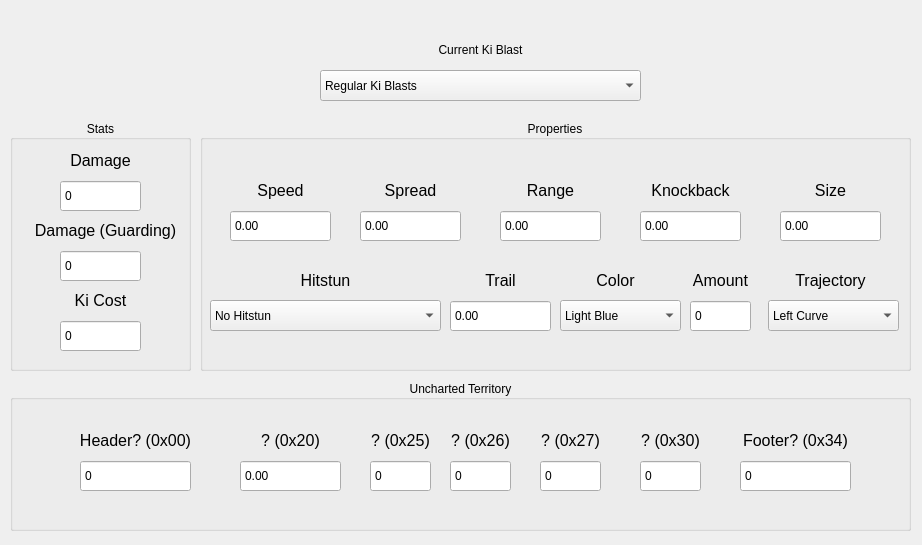
This is src/ui/paramSections/kiframe.ui in jagger1407/NeoStudio as Qt 5 draws it before an edit. The edited form follows.
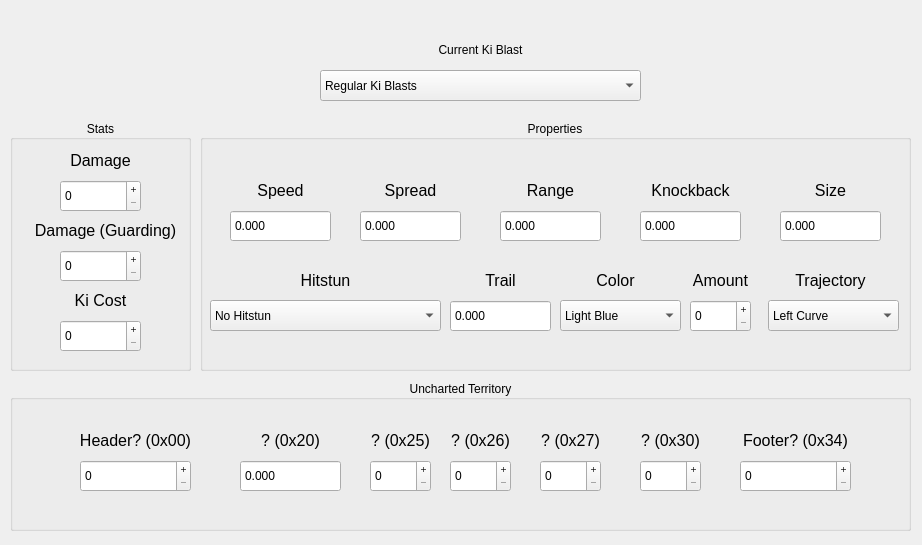
This is the edited form.

```diff
--- a/src/ui/paramSections/kiframe.ui
+++ b/src/ui/paramSections/kiframe.ui
@@ -71,7 +71,7 @@
      <string notr="true"/>
     </property>
     <property name="buttonSymbols">
-     <enum>QAbstractSpinBox::NoButtons</enum>
+     <enum>QAbstractSpinBox::PlusMinus</enum>
     </property>
     <property name="minimum">
      <number>0</number>
@@ -96,7 +96,7 @@
      <string notr="true"/>
     </property>
     <property name="buttonSymbols">
-     <enum>QAbstractSpinBox::NoButtons</enum>
+     <enum>QAbstractSpinBox::PlusMinus</enum>
     </property>
     <property name="minimum">
      <number>0</number>
@@ -145,7 +145,7 @@
      <string notr="true"/>
     </property>
     <property name="buttonSymbols">
-     <enum>QAbstractSpinBox::NoButtons</enum>
+     <enum>QAbstractSpinBox::PlusMinus</enum>
     </property>
     <property name="minimum">
      <number>0</number>
@@ -317,6 +317,9 @@
     <property name="buttonSymbols">
      <enum>QAbstractSpinBox::NoButtons</enum>
     </property>
+    <property name="decimals">
+     <number>3</number>
+    </property>
     <property name="minimum">
      <double>-340282346638528859811704183484516925440.000000000000000</double>
     </property>
@@ -366,6 +369,9 @@
     <property name="buttonSymbols">
      <enum>QAbstractSpinBox::NoButtons</enum>
     </property>
+    <property name="decimals">
+     <number>3</number>
+    </property>
     <property name="minimum">
      <double>-340282346638528859811704183484516925440.000000000000000</double>
     </property>
@@ -413,6 +419,9 @@
     <property name="buttonSymbols">
      <enum>QAbstractSpinBox::NoButtons</enum>
     </property>
+    <property name="decimals">
+     <number>3</number>
+    </property>
     <property name="minimum">
      <double>-340282346638528859811704183484516925440.000000000000000</double>
     </property>
@@ -484,6 +493,9 @@
     <property name="buttonSymbols">
      <enum>QAbstractSpinBox::NoButtons</enum>
     </property>
+    <property name="decimals">
+     <number>3</number>
+    </property>
     <property name="minimum">
      <double>-340282346638528859811704183484516925440.000000000000000</double>
     </property>
@@ -746,6 +758,9 @@
     <property name="buttonSymbols">
      <enum>QAbstractSpinBox::NoButtons</enum>
     </property>
+    <property name="decimals">
+     <number>3</number>
+    </property>
     <property name="minimum">
      <double>-340282346638528859811704183484516925440.000000000000000</double>
     </property>
@@ -817,6 +832,9 @@
     <property name="buttonSymbols">
      <enum>QAbstractSpinBox::NoButtons</enum>
     </property>
+    <property name="decimals">
+     <number>3</number>
+    </property>
     <property name="minimum">
      <double>-340282346638528859811704183484516925440.000000000000000</double>
     </property>
@@ -951,7 +969,7 @@
      <string notr="true"/>
     </property>
     <property name="buttonSymbols">
-     <enum>QAbstractSpinBox::NoButtons</enum>
+     <enum>QAbstractSpinBox::PlusMinus</enum>
     </property>
     <property name="minimum">
      <number>0</number>
@@ -1094,6 +1112,9 @@
     <property name="buttonSymbols">
      <enum>QAbstractSpinBox::NoButtons</enum>
     </property>
+    <property name="decimals">
+     <number>3</number>
+    </property>
     <property name="minimum">
      <double>-340282346638528859811704183484516925440.000000000000000</double>
     </property>
@@ -1114,7 +1135,7 @@
      <string notr="true"/>
     </property>
     <property name="buttonSymbols">
-     <enum>QAbstractSpinBox::NoButtons</enum>
+     <enum>QAbstractSpinBox::PlusMinus</enum>
     </property>
     <property name="minimum">
      <number>0</number>
@@ -1125,6 +1146,9 @@
     <property name="value">
      <number>0</number>
     </property>
+    <property name="displayIntegerBase">
+     <number>16</number>
+    </property>
    </widget>
    <widget class="QLabel" name="Unk26Lbl">
     <property name="geometry">
@@ -1164,7 +1188,7 @@
      <string notr="true"/>
     </property>
     <property name="buttonSymbols">
-     <enum>QAbstractSpinBox::NoButtons</enum>
+     <enum>QAbstractSpinBox::PlusMinus</enum>
     </property>
     <property name="minimum">
      <number>0</number>
@@ -1175,6 +1199,9 @@
     <property name="value">
      <number>0</number>
     </property>
+    <property name="displayIntegerBase">
+     <number>16</number>
+    </property>
    </widget>
    <widget class="QLabel" name="Unk27Lbl">
     <property name="geometry">
@@ -1214,7 +1241,7 @@
      <string notr="true"/>
     </property>
     <property name="buttonSymbols">
-     <enum>QAbstractSpinBox::NoButtons</enum>
+     <enum>QAbstractSpinBox::PlusMinus</enum>
     </property>
     <property name="minimum">
      <number>0</number>
@@ -1225,6 +1252,9 @@
     <property name="value">
      <number>0</number>
     </property>
+    <property name="displayIntegerBase">
+     <number>16</number>
+    </property>
    </widget>
    <widget class="QLabel" name="HeaderLbl">
     <property name="geometry">
@@ -1264,7 +1294,7 @@
      <string notr="true"/>
     </property>
     <property name="buttonSymbols">
-     <enum>QAbstractSpinBox::NoButtons</enum>
+     <enum>QAbstractSpinBox::PlusMinus</enum>
     </property>
     <property name="minimum">
      <number>0</number>
@@ -1275,6 +1305,9 @@
     <property name="value">
      <number>0</number>
     </property>
+    <property name="displayIntegerBase">
+     <number>16</number>
+    </property>
    </widget>
    <widget class="QLabel" name="FooterLbl">
     <property name="geometry">
@@ -1314,7 +1347,7 @@
      <string notr="true"/>
     </property>
     <property name="buttonSymbols">
-     <enum>QAbstractSpinBox::NoButtons</enum>
+     <enum>QAbstractSpinBox::PlusMinus</enum>
     </property>
     <property name="minimum">
      <number>0</number>
@@ -1325,6 +1358,9 @@
     <property name="value">
      <number>0</number>
     </property>
+    <property name="displayIntegerBase">
+     <number>16</number>
+    </property>
    </widget>
    <widget class="QLabel" name="Unk30Lbl">
     <property name="geometry">
@@ -1364,7 +1400,7 @@
      <string notr="true"/>
     </property>
     <property name="buttonSymbols">
-     <enum>QAbstractSpinBox::NoButtons</enum>
+     <enum>QAbstractSpinBox::PlusMinus</enum>
     </property>
     <property name="minimum">
      <number>0</number>
@@ -1375,6 +1411,9 @@
     <property name="value">
      <number>0</number>
     </property>
+    <property name="displayIntegerBase">
+     <number>16</number>
+    </property>
    </widget>
    <widget class="QLabel" name="Unk25Lbl">
     <property name="geometry">
```
